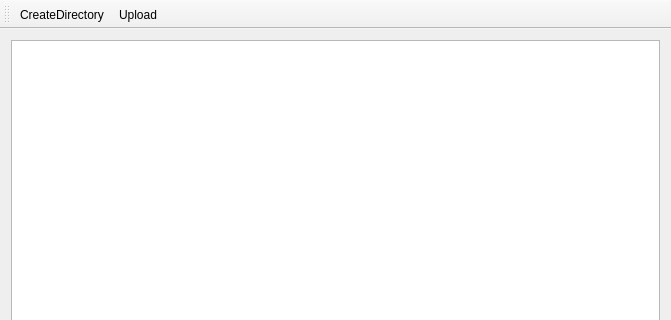
The window that qt/mainwindow.ui (whoozle/android-file-transfer-linux) describes before a commit, drawn with Qt 5; both pictures show x 0 to 671 and y 0 to 320 of the 671 by 588 pixel window.
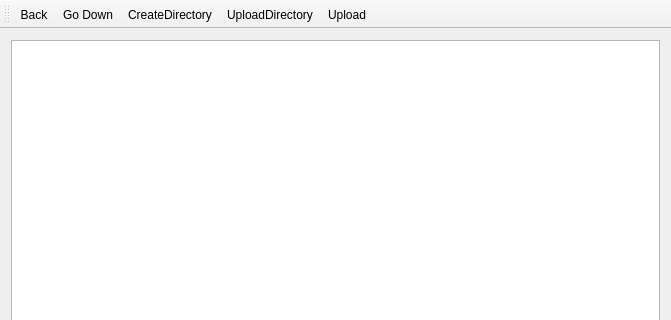
The same window after the commit. Icons and pictures are not drawn.

Commit message: added back/down actions, put shortcut there, removed custom key handler

What changed in the file:
```diff
--- a/qt/mainwindow.ui
+++ b/qt/mainwindow.ui
@@ -54,7 +54,10 @@
    <attribute name="toolBarBreak">
     <bool>false</bool>
    </attribute>
+   <addaction name="actionBack"/>
+   <addaction name="actionGo_Down"/>
    <addaction name="actionCreateDirectory"/>
+   <addaction name="actionUploadDirectory"/>
    <addaction name="actionUpload"/>
   </widget>
   <widget class="QStatusBar" name="statusBar"/>
@@ -78,6 +81,37 @@
     <string>CreateDirectory</string>
    </property>
   </action>
+  <action name="actionUploadDirectory">
+   <property name="text">
+    <string>UploadDirectory</string>
+   </property>
+  </action>
+  <action name="actionBack">
+   <property name="icon">
+    <iconset theme="go-previous">
+     <normaloff/>
+    </iconset>
+   </property>
+   <property name="text">
+    <string>Back</string>
+   </property>
+   <property name="shortcut">
+    <string>Esc</string>
+   </property>
+  </action>
+  <action name="actionGo_Down">
+   <property name="icon">
+    <iconset theme="go-down">
+     <normaloff/>
+    </iconset>
+   </property>
+   <property name="text">
+    <string>Go Down</string>
+   </property>
+   <property name="shortcut">
+    <string>Return</string>
+   </property>
+  </action>
  </widget>
  <layoutdefault spacing="6" margin="11"/>
  <resources/>
```
Left out of the diff: 2 changed lines with no effect on the pictures. The commit also changes 2 other files.
